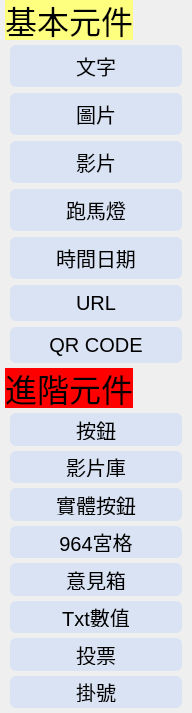
The window that src/ActiveManager/LayerAddContent.ui (roger0816/BoardT) describes before a commit, drawn with Qt 5.
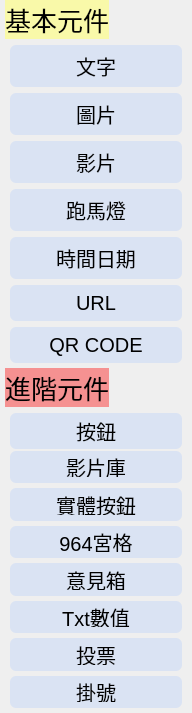
The same window after the commit.

```diff
--- a/src/ActiveManager/LayerAddContent.ui
+++ b/src/ActiveManager/LayerAddContent.ui
@@ -48,6 +48,15 @@
 	min-height:1.2em;
     padding: 6px;
 }
+
+QPushButton:hover 
+{
+	background-color: rgb(198, 200, 223);
+    border-style: outset;
+    border-width: 2px;
+
+    font:  22px;
+}
 QPushButton:pressed {
  
 	background-color: rgb(198, 200, 223);
@@ -98,6 +107,12 @@
          </property>
          <item>
           <widget class="QPushButton" name="btnAddBtn">
+           <property name="minimumSize">
+            <size>
+             <width>172</width>
+             <height>36</height>
+            </size>
+           </property>
            <property name="font">
             <font>
              <pointsize>-1</pointsize>
@@ -106,6 +121,9 @@
              <bold>false</bold>
             </font>
            </property>
+           <property name="styleSheet">
+            <string notr="true"/>
+           </property>
            <property name="text">
             <string>按鈕</string>
            </property>
@@ -214,12 +232,12 @@
             </font>
            </property>
            <property name="styleSheet">
-            <string notr="true">background-color: rgb(255, 0, 0);
+            <string notr="true">background-color: rgba(255, 0, 0,100);
 
 
-    font:  32px;
+    font:  26px;
 
-min-height:1em;
+min-height:1.5em;
 min-width:4em;</string>
            </property>
            <property name="text">
@@ -284,11 +302,11 @@
             </font>
            </property>
            <property name="styleSheet">
-            <string notr="true">background-color: rgb(255, 255, 127);
+            <string notr="true">background-color: rgba(255, 255, 127,160);
 
-    font:  32px;
+font:  26px;
 
-min-height:1em;
+min-height:1.5em;
 min-width:4em;</string>
            </property>
            <property name="text">
```
Left out of the diff: 3 changed lines with no effect on the pictures.
